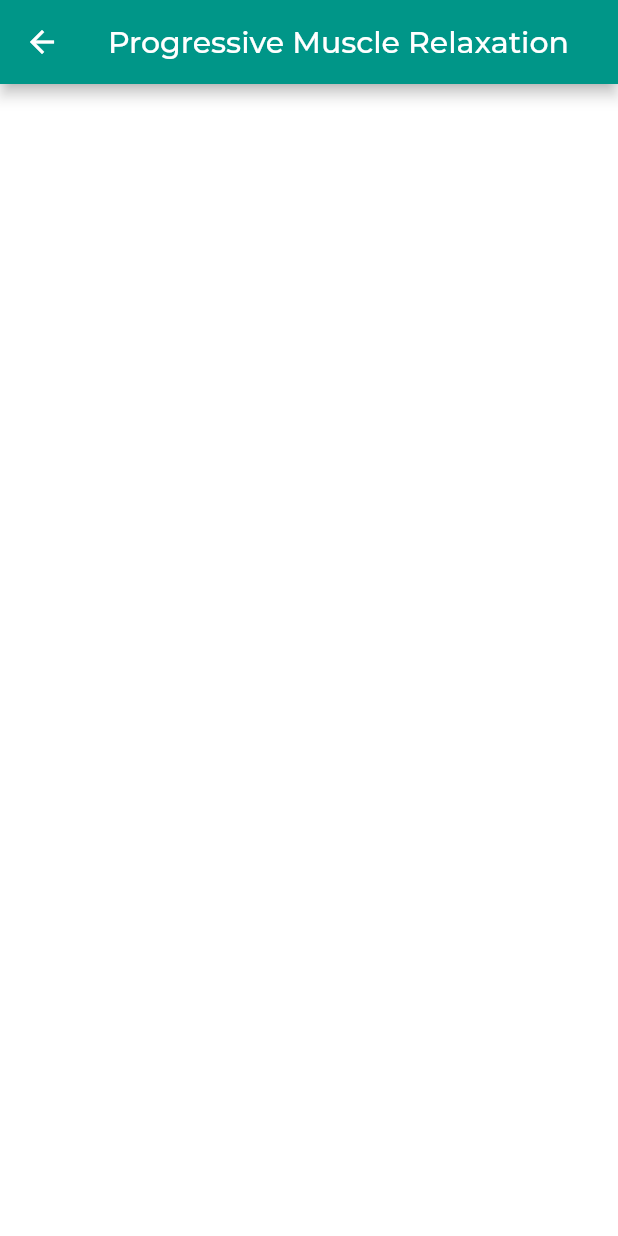
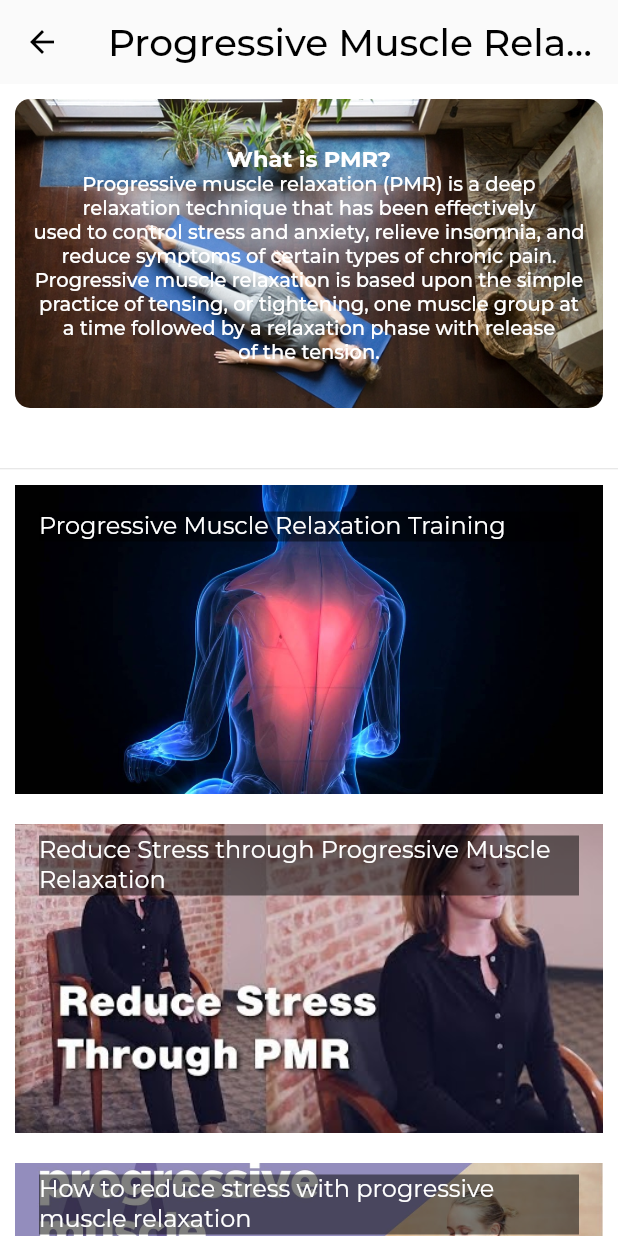
Before and after one commit to SIH-Team-Epione/Flutter-app-Epione, a Flutter app: the PMRScreen screen opened by its route, on a phone screen of 412 x 824 dp. Run offline on Flutter 3.47's test engine with Material 2 defaults, Android fonts, the phone set to English and light mode, and no system bars; our stand-ins replace assets_audio_player, audioplayers, carousel_slider, firebase_auth, firebase_core, firebase_database and 14 more; missing offline and left inert: agora_rtc_engine, dialogflow_grpc, flutter_dnd, flutter_email_sender, heart_bpm, maps_launcher and 3 more; accounts and stored records are empty; project files that could hold a hidden picture were left out.

Commit message:
AddingPMR page

```diff
--- a/lib/screens/physical_health/pmr.dart
+++ b/lib/screens/physical_health/pmr.dart
@@ -1,4 +1,6 @@
 import 'package:flutter/material.dart';
+import 'package:quiz_app/util/videoPlayer.dart';
+import 'package:quiz_app/util/data.dart' as Data;
 
 class PMRScreen extends StatefulWidget {
   const PMRScreen({Key? key}) : super(key: key);
@@ -12,7 +14,108 @@ class _PMRScreenState extends State<PMRScreen> {
   Widget build(BuildContext context) {
     return Scaffold(
       appBar: AppBar(
-        title: Text('Progressive Muscle Relaxation'),
+        elevation: 0,
+        title: Text(
+          'Progressive Muscle Relaxation',
+          style: TextStyle(
+            fontSize: 25,
+            color: Color(0xFF000000),
+          ),
+        ),
+        iconTheme: IconThemeData(color: Color(0xFF000000)),
+        backgroundColor: Color(0xFFfafafa),
+      ),
+      body: SafeArea(
+        child: Column(
+          children: [
+            Container(
+              margin: EdgeInsets.all(10),
+              width: MediaQuery.of(context).size.width,
+              height: MediaQuery.of(context).size.width / 2,
+              child: Container(
+                child: Column(
+                  mainAxisAlignment: MainAxisAlignment.center,
+                  children: [
+                    Text(
+                      'What is PMR?',
+                      style: TextStyle(
+                          fontWeight: FontWeight.bold,
+                          fontSize: 15,
+                          color: Colors.white),
+                      textAlign: TextAlign.center,
+                    ),
+                    Text(
+                      'Progressive muscle relaxation (PMR) is a deep \nrelaxation technique that has been effectively \nused to control stress and anxiety, relieve insomnia, and \nreduce symptoms of certain types of chronic pain.\nProgressive muscle relaxation is based upon the simple \npractice of tensing, or tightening, one muscle group at \na time followed by a relaxation phase with release \nof the tension. ',
+                      style: TextStyle(
+                        fontSize: 13,
+                        fontWeight: FontWeight.w500,
+                        color: Colors.white,
+                      ),
+                      textAlign: TextAlign.center,
+                    ),
+                  ],
+                ),
+              ),
+              decoration: BoxDecoration(
+                image: DecorationImage(
+                  image: AssetImage('assets/images/pmr.jpg'),
+                  fit: BoxFit.cover,
+                ),
+                borderRadius: BorderRadius.circular(10),
+              ),
+            ),
+            SizedBox(
+              height: 30,
+            ),
+            Divider(
+              height: 1,
+            ),
+            Expanded(
+              child: SizedBox(
+                height: 100.0,
+                child: ListView.builder(
+                  itemCount: Data.pmrimg.length,
+                  itemBuilder: (_, i) {
+                    return Container(
+                      margin: EdgeInsets.all(10),
+                      height: MediaQuery.of(context).size.height / 4,
+                      decoration: BoxDecoration(
+                        image: DecorationImage(
+                          image: AssetImage(
+                            Data.pmrimg[i],
+                          ),
+                          fit: BoxFit.cover,
+                        ),
+                      ),
+                      child: ListTile(
+                        title: Container(
+                          child: Text(
+                            Data.pmrText[i],
+                            style: TextStyle(
+                              color: Colors.white,
+                            ),
+                          ),
+                          decoration: BoxDecoration(
+                            color: Colors.black.withOpacity(0.5),
+                          ),
+                        ),
+                        onTap: () {
+                          Navigator.push(
+                            context,
+                            MaterialPageRoute(
+                              builder: (context) =>
+                                  PmrVdPlayer(path: Data.pmrmed[i]),
+                            ),
+                          );
+                        },
+                      ),
+                    );
+                  },
+                ),
+              ),
+            ),
+          ],
+        ),
       ),
     );
   }
--- a/lib/util/data.dart
+++ b/lib/util/data.dart
@@ -115,3 +115,30 @@ List<String> mindfulnessimg = [
   "assets/images/lazyhammochmed.jpg",
   "assets/images/safespacevisualisationmed.jpg"
 ];
+
+List<String> pmrmed = [
+  'https://www.youtube.com/watch?v=ihO02wUzgkc',
+  'https://www.youtube.com/watch?v=ClqPtWzozXs',
+  'https://www.youtube.com/watch?v=kdLTOurs2lA'
+      'https://www.youtube.com/watch?v=912eRrbes2g',
+  'https://www.youtube.com/watch?v=Q_diV-uqV9w',
+  'https://www.youtube.com/watch?v=QjP9UGWxTLM',
+];
+
+List<String> pmrimg = [
+  'assets/images/pmr1.jpg',
+  'assets/images/pmr2.jpg',
+  'assets/images/pmr3.jpg',
+  'assets/images/pmr4.jpg',
+  'assets/images/pmr5.jpeg',
+  'assets/images/pmr6.jpeg'
+];
+
+List<String> pmrText = [
+  "Progressive Muscle Relaxation Training",
+  "Reduce Stress through Progressive Muscle Relaxation",
+  "How to reduce stress with progressive muscle relaxation",
+  "Progressive Muscle Relaxation - Female Voice",
+  "Breathing Technique",
+  "Steps for Stress  |Muscle relaxation  exercise"
+];
```
Also changed, not shown: lib/screens/mental_health/meditation.dart (+9 -0 lines), lib/util/videoPlayer.dart (added, +50 -0 lines), assets/images/pmr.jpg (added), assets/images/pmr1.jpg (added), assets/images/pmr2.jpg (added), assets/images/pmr3.jpg (added), assets/images/pmr4.jpg (added), assets/images/pmr5.jpeg (added), assets/images/pmr6.jpeg (added).
